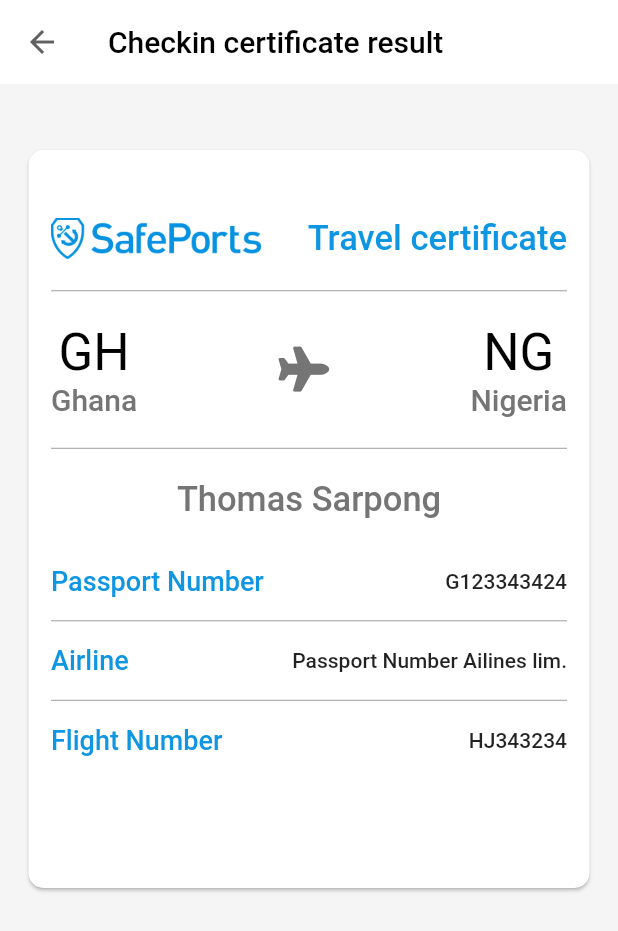
After one commit to developertom01/safeport_admin, a Flutter app: the CheckCertificateResultsPage screen opened by its route, on a phone screen of 412 x 824 dp. The commit adds this screen. Shown: the top 931 px of the screen. Run offline on Flutter 3.47's test engine with Material 2 defaults, Android fonts, the phone set to English and light mode, and no system bars; our stand-ins replace bot_toast, country_code_picker, flutter_spinkit, font_awesome_flutter, get, google_fonts and 1 more; accounts and stored records are empty.

Commit message:
added all codes

```diff
--- a/lib/controllers/check_certificate_controlle.dart
+++ b/lib/controllers/check_certificate_controlle.dart
@@ -54,6 +54,7 @@
             final decoded = json.decode(response.body);
             print(response.body);
             showErrorNotification(decoded["message"]);
+            Get.toNamed("/CheckCertificateResultsPage");
           }
         }).catchError((error) {
           BotToast.closeAllLoading();
--- a/lib/routes/get_routes.dart
+++ b/lib/routes/get_routes.dart
@@ -1,5 +1,6 @@
 import 'package:get/route_manager.dart';
 import 'package:safeport_admin/view/screens/authentication_screens/login_screen.dart';
+import 'package:safeport_admin/view/screens/checkin_certificate_success/check_certificate_results_page.dart';
 import 'package:safeport_admin/view/screens/home_page/home_screen.dart';
 import 'package:safeport_admin/view/screens/intro/splash_screen.dart';
 import 'package:safeport_admin/view/screens/profile/profile_screen.dart';
@@ -21,4 +22,8 @@
     name: "/ProfileScreen",
     page: () => const ProfileScreen(),
   ),
+  GetPage(
+    name: "/CheckCertificateResultsPage",
+    page: () => const CheckCertificateResultsPage(),
+  ),
 ];
--- /dev/null
+++ b/lib/view/screens/checkin_certificate_success/check_certificate_results_page.dart
@@ -0,0 +1,207 @@
+import 'package:flutter/material.dart';
+import 'package:font_awesome_flutter/font_awesome_flutter.dart';
+import 'package:safeport_admin/utils/ui_itils/color_utils.dart';
+
+class CheckCertificateResultsPage extends StatelessWidget {
+  const CheckCertificateResultsPage({Key? key}) : super(key: key);
+
+  @override
+  Widget build(BuildContext context) {
+    TextTheme textTheme = Theme.of(context).textTheme;
+    Size size = MediaQuery.of(context).size;
+    return Scaffold(
+      backgroundColor: Colors.grey.shade100,
+      appBar: AppBar(
+        title: Text(
+          "Checkin certificate result",
+          style: textTheme.headline6?.copyWith(
+            color: Colors.black,
+          ),
+        ),
+      ),
+      body: Container(
+        width: size.width,
+        height: 500,
+        padding: EdgeInsets.symmetric(
+          horizontal: 15,
+        ),
+        margin: EdgeInsets.only(
+          top: 40,
+        ),
+        child: Card(
+          shape: RoundedRectangleBorder(
+            borderRadius: BorderRadius.circular(
+              10,
+            ),
+          ),
+          child: Padding(
+            padding: const EdgeInsets.all(15.0),
+            child: Column(
+              children: [
+                SizedBox(
+                  height: 30,
+                ),
+                Row(
+                  mainAxisAlignment: MainAxisAlignment.spaceBetween,
+                  children: [
+                    Image.asset(
+                      "assets/images/logo.png",
+                      width: 140,
+                    ),
+                    Text(
+                      "Travel certificate",
+                      style: textTheme.headline6
+                          ?.copyWith(color: customBlueColor, fontSize: 23),
+                    )
+                  ],
+                ),
+                SizedBox(
+                  height: 20,
+                ),
+                Divider(
+                  height: 2,
+                  color: Colors.grey,
+                ),
+                SizedBox(
+                  height: 20,
+                ),
+                Row(
+                  mainAxisAlignment: MainAxisAlignment.spaceBetween,
+                  children: [
+                    Column(
+                      children: [
+                        Text(
+                          "GH",
+                          style: textTheme.headline4?.copyWith(
+                            color: Colors.black,
+                          ),
+                        ),
+                        Text(
+                          "Ghana",
+                          style: textTheme.headline6?.copyWith(
+                            color: Colors.grey.shade600,
+                          ),
+                        ),
+                      ],
+                    ),
+                    FaIcon(
+                      FontAwesomeIcons.plane,
+                      size: 30,
+                      color: Colors.grey.shade600,
+                    ),
+                    Column(
+                      children: [
+                        Text(
+                          "NG",
+                          style: textTheme.headline4?.copyWith(
+                            color: Colors.black,
+                          ),
+                        ),
+                        Text(
+                          "Nigeria",
+                          style: textTheme.headline6?.copyWith(
+                            color: Colors.grey.shade600,
+                          ),
+                        ),
+                      ],
+                    ),
+                  ],
+                ),
+                SizedBox(
+                  height: 20,
+                ),
+                Divider(
+                  height: 2,
+                  color: Colors.grey,
+                ),
+                SizedBox(
+                  height: 20,
+                ),
+                Column(
+                  children: [
+                    Text(
+                      "Thomas Sarpong",
+                      style: textTheme.headline6
+                          ?.copyWith(color: Colors.grey.shade600, fontSize: 23),
+                    ),
+                    SizedBox(
+                      height: 30,
+                    ),
+                    Row(
+                      mainAxisAlignment: MainAxisAlignment.spaceBetween,
+                      children: [
+                        Text(
+                          "Passport Number",
+                          style: textTheme.bodyText1?.copyWith(
+                            color: customBlueColor,
+                            fontSize: 18,
+                          ),
+                        ),
+                        Text(
+                          "G123343424",
+                          style: textTheme.bodyText1,
+                        ),
+                      ],
+                    ),
+                    SizedBox(
+                      height: 15,
+                    ),
+                    Divider(
+                      height: 2,
+                      color: Colors.grey,
+                    ),
+                    SizedBox(
+                      height: 15,
+                    ),
+                    Row(
+                      mainAxisAlignment: MainAxisAlignment.spaceBetween,
+                      children: [
+                        Text(
+                          "Airline",
+                          style: textTheme.bodyText1?.copyWith(
+                            color: customBlueColor,
+                            fontSize: 18,
+                          ),
+                        ),
+                        Text(
+                          "Passport Number Ailines lim.",
+                          style: textTheme.bodyText1,
+                        ),
+                      ],
+                    ),
+                    SizedBox(
+                      height: 15,
+                    ),
+                    Divider(
+                      height: 2,
+                      color: Colors.grey,
+                    ),
+                    SizedBox(
+                      height: 15,
+                    ),
+                    Row(
+                      mainAxisAlignment: MainAxisAlignment.spaceBetween,
+                      children: [
+                        Text(
+                          "Flight Number",
+                          style: textTheme.bodyText1?.copyWith(
+                            color: customBlueColor,
+                            fontSize: 18,
+                          ),
+                        ),
+                        Text(
+                          "HJ343234",
+                          style: textTheme.bodyText1,
+                        ),
+                      ],
+                    ),
+                  ],
+                )
+              ],
+            ),
+          ),
+        ),
+      ),
+    );
+  }
+}
```
